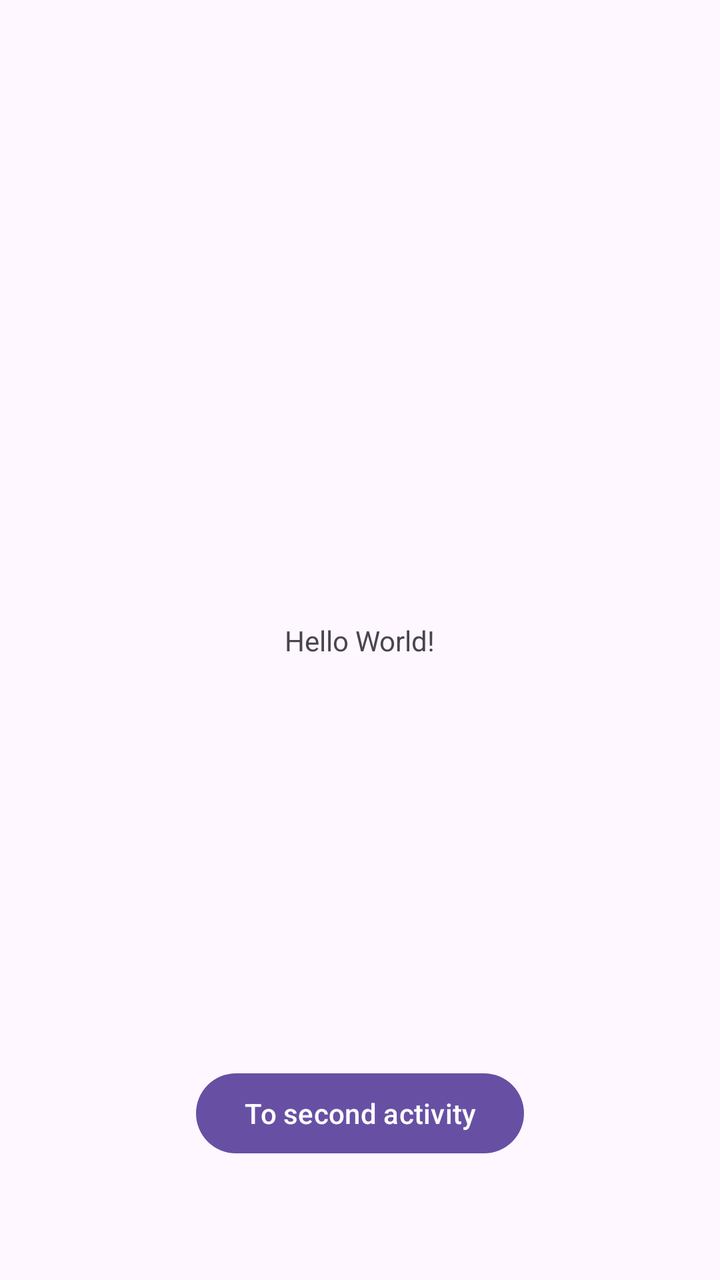
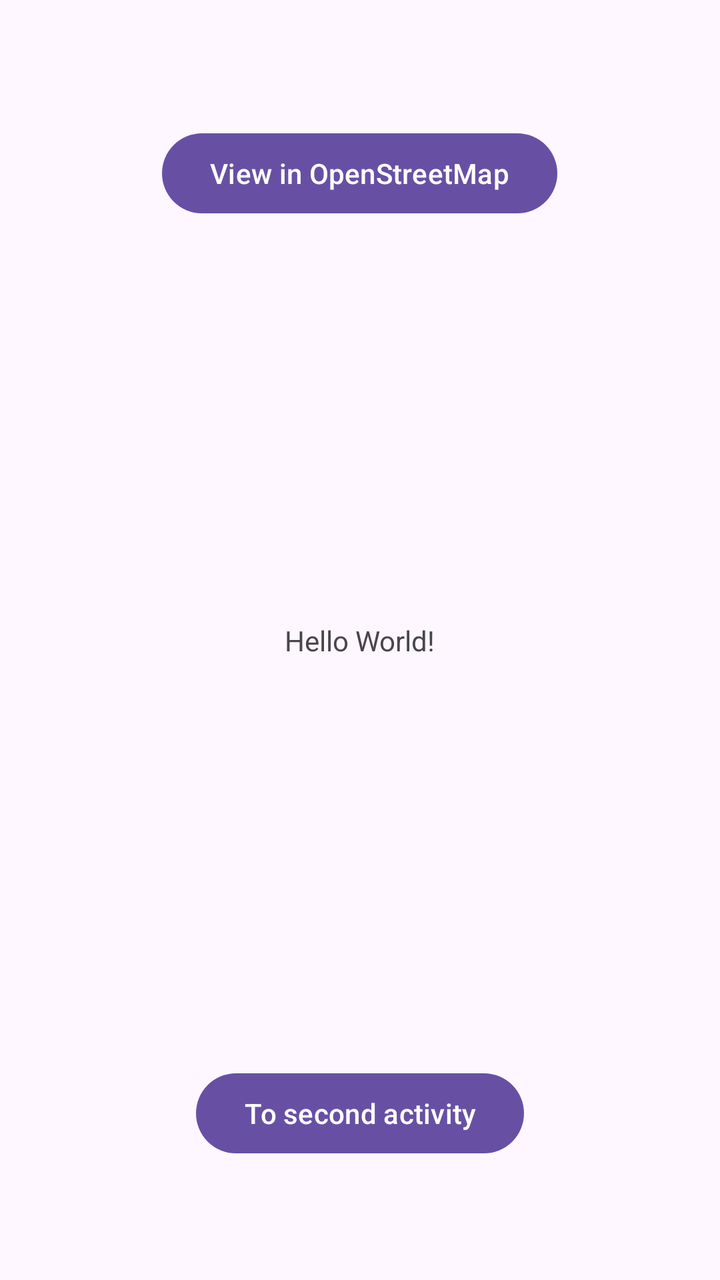

The first picture is an Android layout as it rendered before a commit; the second is the same layout after the commit. The layout source and the unified diff follow.
<!-- AndroidManifest.xml: application theme Theme.HelloWorld -->
<!-- res/layout/activity_main.xml -->
<?xml version="1.0" encoding="utf-8"?>
<androidx.constraintlayout.widget.ConstraintLayout xmlns:android="http://schemas.android.com/apk/res/android"
    xmlns:app="http://schemas.android.com/apk/res-auto"
    xmlns:tools="http://schemas.android.com/tools"
    android:id="@+id/main"
    android:layout_width="match_parent"
    android:layout_height="match_parent"
    tools:context=".MainActivity">

    <TextView
        android:id="@+id/mainTextView"
        android:layout_width="wrap_content"
        android:layout_height="wrap_content"
        android:text="Hello World!"
        app:layout_constraintBottom_toBottomOf="parent"
        app:layout_constraintEnd_toEndOf="parent"
        app:layout_constraintStart_toStartOf="parent"
        app:layout_constraintTop_toTopOf="parent" />

    <Button
        android:id="@+id/button_main_to_second"
        android:layout_width="wrap_content"
        android:layout_height="wrap_content"
        android:text="To second activity"
        app:layout_constraintBottom_toBottomOf="parent"
        app:layout_constraintEnd_toEndOf="parent"
        app:layout_constraintStart_toStartOf="parent"
        app:layout_constraintTop_toTopOf="parent"
        app:layout_constraintVertical_bias="0.9" />

</androidx.constraintlayout.widget.ConstraintLayout>
<!-- resources referenced by this layout -->
<resources>
  <style name="Theme.HelloWorld" parent="Base.Theme.HelloWorld" />
  <style name="Base.Theme.HelloWorld" parent="Theme.Material3.DayNight.NoActionBar">
          
          
      </style>
</resources>

<!-- the commit's change to res/layout/activity_main.xml (unified diff, before → after) -->
@@ -28,4 +28,16 @@
         app:layout_constraintTop_toTopOf="parent"
         app:layout_constraintVertical_bias="0.9" />
 
+    <Button
+        android:id="@+id/osmButton"
+        android:layout_width="wrap_content"
+        android:layout_height="wrap_content"
+        android:text="View in OpenStreetMap"
+        app:layout_constraintBottom_toBottomOf="parent"
+        app:layout_constraintEnd_toEndOf="parent"
+        app:layout_constraintHorizontal_bias="0.498"
+        app:layout_constraintStart_toStartOf="parent"
+        app:layout_constraintTop_toTopOf="parent"
+        app:layout_constraintVertical_bias="0.106" />
+
 </androidx.constraintlayout.widget.ConstraintLayout>
